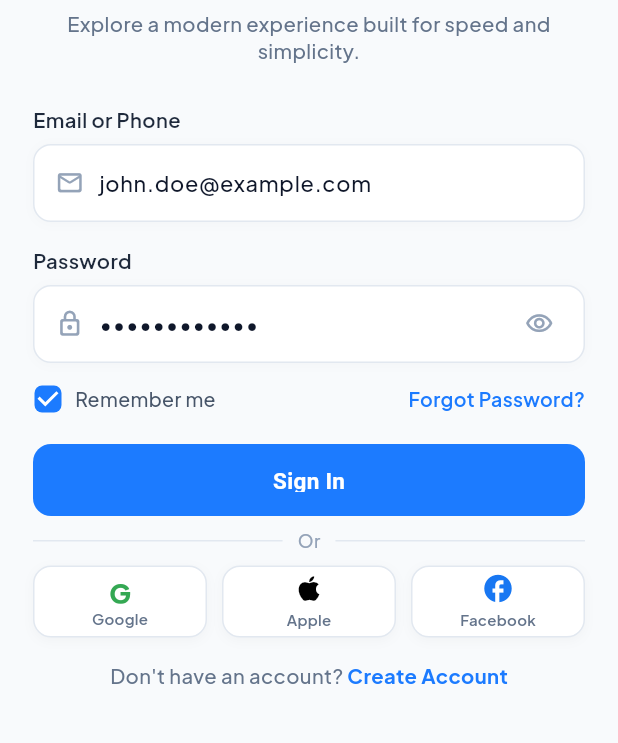
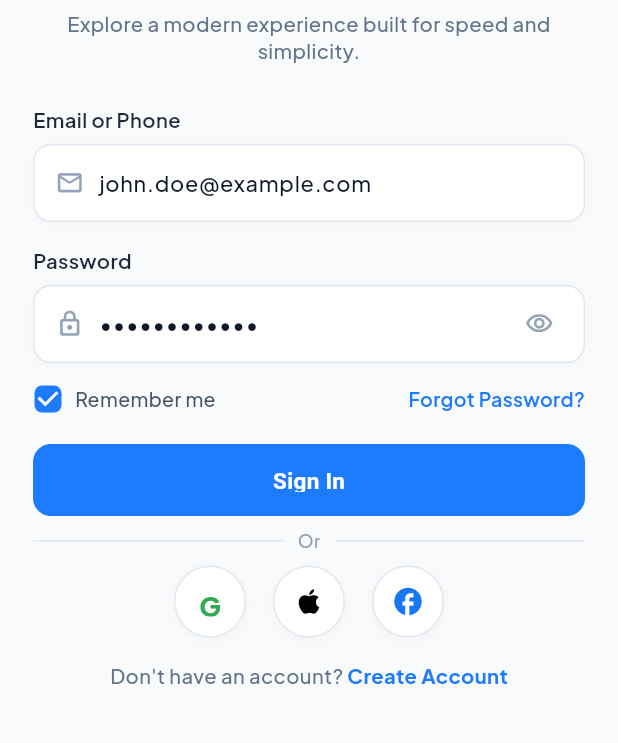
Before and after one commit to couragebrown/siaka-phones, a Flutter app: the screen it shows after launch, on a phone screen of 412 x 824 dp, the part 384-1127 px from its top. Run offline on Flutter 3.47's test engine with Material 3 defaults, Android fonts, the phone set to English and light mode, and no system bars; our stand-ins replace google_fonts, shared_preferences.

Commit message:
style: make Google, Apple, and Facebook social buttons round on SignInView matching Create Account page

```diff
--- a/flutter_app/lib/ui/features/auth/sign_in_view.dart
+++ b/flutter_app/lib/ui/features/auth/sign_in_view.dart
@@ -463,42 +463,35 @@ class _SignInViewState extends State<SignInView> {
 
   Widget _buildSocialList() {
     return Row(
+      mainAxisAlignment: MainAxisAlignment.center,
       children: [
-        Expanded(
-          child: _buildIconSocialButton(
+        _buildCircularSocialButton(
           icon: _googleIconWidget(),
           providerName: 'Google',
-            label: 'Google',
         ),
-        ),
-        const SizedBox(width: 10),
-        Expanded(
-          child: _buildIconSocialButton(
+        const SizedBox(width: 18),
+        _buildCircularSocialButton(
           icon: const Icon(Icons.apple, color: Colors.black, size: 22),
           providerName: 'Apple',
-            label: 'Apple',
         ),
-        ),
-        const SizedBox(width: 10),
-        Expanded(
-          child: _buildIconSocialButton(
+        const SizedBox(width: 18),
+        _buildCircularSocialButton(
           icon: const Icon(Icons.facebook, color: Color(0xFF1877F2), size: 22),
           providerName: 'Facebook',
-            label: 'Facebook',
-          ),
         ),
       ],
     );
   }
 
-  Widget _buildIconSocialButton({
+  Widget _buildCircularSocialButton({
     required Widget icon,
     required String providerName,
-    required String label,
   }) {
     final isSelected = _selectedProvider == providerName;
 
-    return GestureDetector(
+    return Tooltip(
+      message: providerName,
+      child: GestureDetector(
         onTap: () {
           setState(() => _selectedProvider = providerName);
           ScaffoldMessenger.of(context).showSnackBar(
@@ -510,10 +503,11 @@ class _SignInViewState extends State<SignInView> {
         },
         behavior: HitTestBehavior.opaque,
         child: Container(
+          width: 48,
           height: 48,
           decoration: BoxDecoration(
             color: Colors.white,
-          borderRadius: BorderRadius.circular(12),
+            shape: BoxShape.circle,
             border: Border.all(
               color: isSelected
                   ? const Color(0xFF1C7BFF)
@@ -528,21 +522,7 @@ class _SignInViewState extends State<SignInView> {
               ),
             ],
           ),
-        child: Column(
-          mainAxisAlignment: MainAxisAlignment.center,
-          children: [
-            icon,
-            const SizedBox(height: 3),
-            Text(
-              label,
-              style: const TextStyle(
-                color: Color(0xFF64748B),
-                fontSize: 10,
-                fontWeight: FontWeight.w600,
-                letterSpacing: 0.2,
-              ),
-            ),
-          ],
+          child: Center(child: icon),
         ),
       ),
     );
```
Also changed, not shown: 1 other file. Lines whose indentation alone changed are shown as unchanged.
